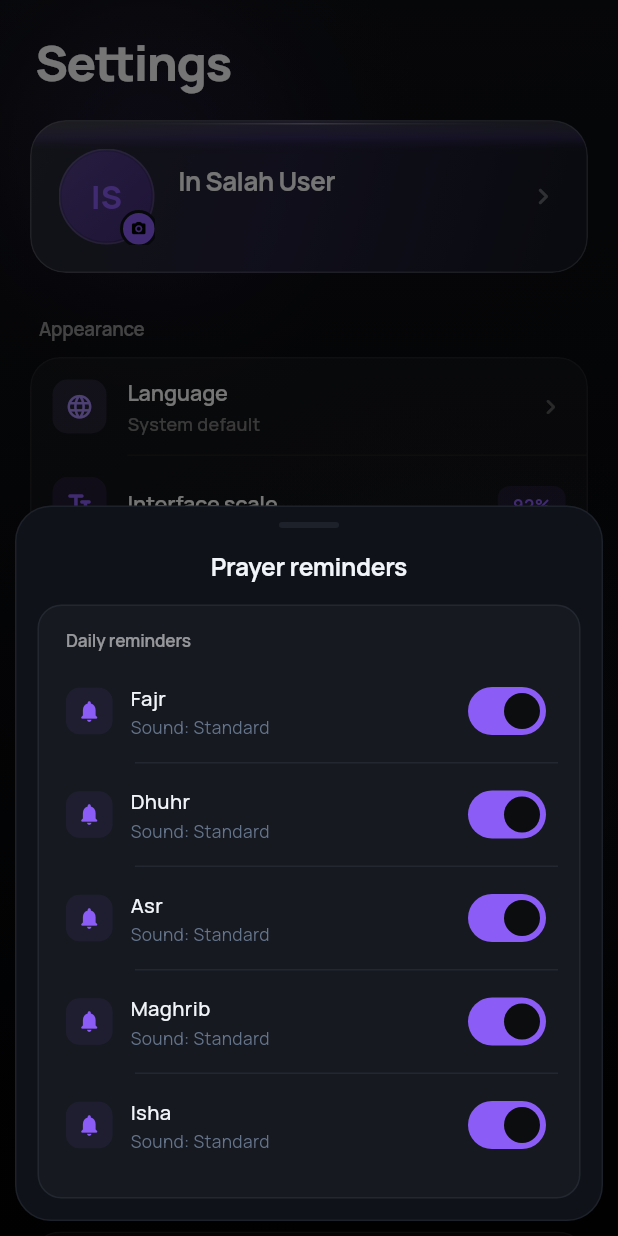
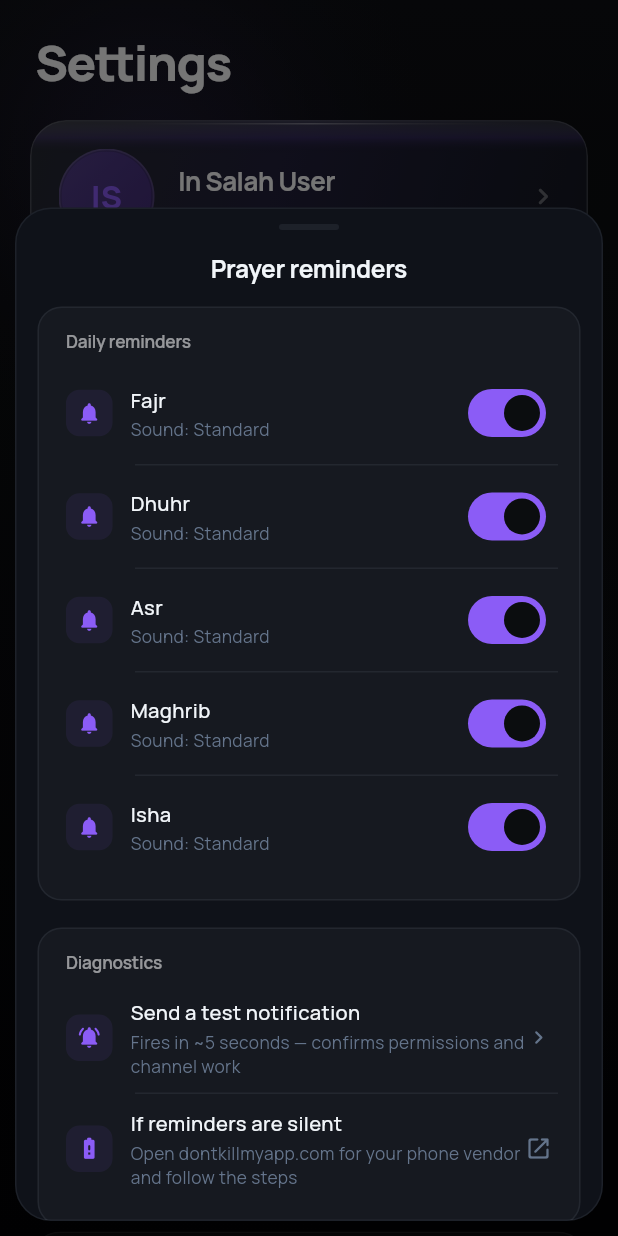
Before and after one commit to Ibrohim-18/in-salah, a Flutter app: the SettingsScreen screen opened directly, after a tap on "Reminders", on a phone screen of 412 x 824 dp. Run offline on Flutter 3.47's test engine with Material 3 defaults, Android fonts, the phone set to English and light mode, and no system bars; our stand-ins replace adhan, app_links, audioplayers, flutter_local_notifications, flutter_timezone, geolocator and 8 more; accounts and stored records are empty.

Commit message:
Auto-detect app version + diagnostics for prayer reminders
Settings footer now reads the version from PackageInfo instead
of a hardcoded string, so the displayed version no longer drifts
behind pubspec.yaml.

Reminders settings sheet gains a Diagnostics section with two
entries:
- 'Send a test notification' — fires a one-off reminder ~5
  seconds out, requesting permission first if needed, and
  reports back how many reminders are queued. Lets the user
  confirm whether scheduling itself works on their device.
- A battery-optimization hint linking to dontkillmyapp.com,
  since on MIUI / EMUI / OneUI the OS silently kills scheduled
  alarms unless the app is whitelisted.

Co-Authored-By: Claude Opus 4.7 <noreply@anthropic.com>

```diff
--- a/assets/l10n/en.json
+++ b/assets/l10n/en.json
@@ -354,6 +354,15 @@
   "emailHint": "you@example.com",
   "passwordHint": "At least 8 characters",
   "verificationCodeHint": "6-digit code from email",
+  "reminderDiagnostics": "Diagnostics",
+  "sendTestNotification": "Send a test notification",
+  "sendTestNotificationSubtitle": "Fires in ~5 seconds — confirms permissions and channel work",
+  "batteryOptimizationTitle": "If reminders are silent",
+  "batteryOptimizationSubtitle": "Open dontkillmyapp.com for your phone vendor and follow the steps",
+  "notificationsBlocked": "Notifications are disabled in system settings.",
+  "testNotificationTitle": "In Salah test",
+  "testNotificationBody": "If you see this, reminders are working.",
+  "testNotificationQueued": "Test scheduled. {n} reminder(s) currently queued.",
   "recentAccounts": "Recent accounts",
 
   "checkYourEmail": "Check Your Email",
--- a/lib/screens/settings_screen.dart
+++ b/lib/screens/settings_screen.dart
@@ -6,6 +6,7 @@ import 'package:flutter/foundation.dart';
 import 'package:flutter/material.dart';
 import 'package:provider/provider.dart';
 import 'package:image_picker/image_picker.dart';
+import 'package:package_info_plus/package_info_plus.dart';
 import 'package:url_launcher/url_launcher.dart';
 import '../l10n/app_localizations.dart';
 import '../providers/app_provider.dart';
@@ -22,6 +23,17 @@ class SettingsScreen extends StatefulWidget {
 }
 
 class _SettingsScreenState extends State<SettingsScreen> {
+  String? _appVersion;
+
+  @override
+  void initState() {
+    super.initState();
+    PackageInfo.fromPlatform().then((info) {
+      if (!mounted) return;
+      setState(() => _appVersion = info.version);
+    });
+  }
+
   @override
   Widget build(BuildContext context) {
     return Scaffold(
@@ -107,7 +119,9 @@ class _SettingsScreenState extends State<SettingsScreen> {
                   const SizedBox(height: 20),
                   Center(
                     child: Text(
-                      'In Salah · 1.0.0',
+                      _appVersion == null
+                          ? 'In Salah'
+                          : 'In Salah · $_appVersion',
                       style: TextStyle(
                         color: Colors.white.withValues(alpha: 0.25),
                         fontSize: 11,
@@ -1110,11 +1124,79 @@ class _SettingsScreenState extends State<SettingsScreen> {
       title: t.translate('prayerReminders'),
       child: Consumer<AppProvider>(
         builder: (context, provider, _) {
-          return _buildSection(
-            t.translate('dailyReminders'),
-            _buildPrayerReminderTiles(provider),
+          return Column(
+            crossAxisAlignment: CrossAxisAlignment.start,
+            children: [
+              _buildSection(
+                t.translate('dailyReminders'),
+                _buildPrayerReminderTiles(provider),
+              ),
+              const SizedBox(height: 18),
+              _buildSection(t.translate('reminderDiagnostics'), [
+                _buildTile(
+                  icon: Icons.notifications_active_rounded,
+                  title: t.translate('sendTestNotification'),
+                  subtitle: t.translate('sendTestNotificationSubtitle'),
+                  trailing: const Icon(
+                    Icons.chevron_right_rounded,
+                    color: AppTheme.textMuted,
+                    size: 18,
+                  ),
+                  onTap: () => _runNotificationTest(context, provider, t),
+                  showDivider: true,
+                ),
+                _buildTile(
+                  icon: Icons.battery_alert_rounded,
+                  title: t.translate('batteryOptimizationTitle'),
+                  subtitle: t.translate('batteryOptimizationSubtitle'),
+                  trailing: const Icon(
+                    Icons.open_in_new_rounded,
+                    color: AppTheme.textMuted,
+                    size: 18,
+                  ),
+                  onTap: () => _openExternalUrl(
+                    'https://dontkillmyapp.com/',
+                  ),
+                  showDivider: false,
+                ),
+              ]),
+            ],
           );
         },
+      ),
+    );
+  }
+
+  Future<void> _runNotificationTest(
+    BuildContext context,
+    AppProvider provider,
+    AppLocalizations t,
+  ) async {
+    final granted = await provider.ensureNotificationPermission();
+    if (!context.mounted) return;
+    if (!granted) {
+      ScaffoldMessenger.of(context).showSnackBar(
+        SnackBar(
+          content: Text(t.translate('notificationsBlocked')),
+          backgroundColor: AppTheme.danger,
+        ),
+      );
+      return;
+    }
+    await provider.sendTestNotification(
+      title: t.translate('testNotificationTitle'),
+      body: t.translate('testNotificationBody'),
+    );
+    final pending = await provider.pendingNotificationCount();
+    if (!context.mounted) return;
+    ScaffoldMessenger.of(context).showSnackBar(
+      SnackBar(
+        content: Text(
+          t
+              .translate('testNotificationQueued')
+              .replaceAll('{n}', pending.toString()),
+        ),
+        backgroundColor: AppTheme.primary,
       ),
     );
   }
--- a/pubspec.yaml
+++ b/pubspec.yaml
@@ -34,6 +34,7 @@ dependencies:
   hijri: ^3.0.0
   audioplayers: ^6.1.0
   share_plus: ^10.1.2
+  package_info_plus: ^8.1.2
 
 dev_dependencies:
   flutter_test:
```
Also changed, not shown: assets/l10n/ar.json (+9 -0 lines), assets/l10n/ru.json (+9 -0 lines), assets/l10n/tg.json (+9 -0 lines), lib/providers/app_provider.dart (+14 -0 lines), lib/services/notification_service.dart (+32 -0 lines), pubspec.lock, 1 other file.
